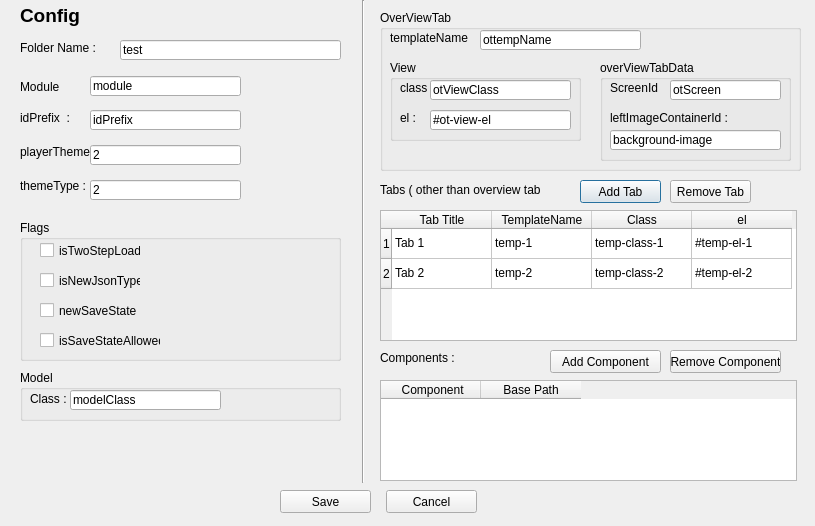
The window that newinteractivityform.ui (vihangpatel/WatchDog2) describes before a commit, drawn with Qt 5.
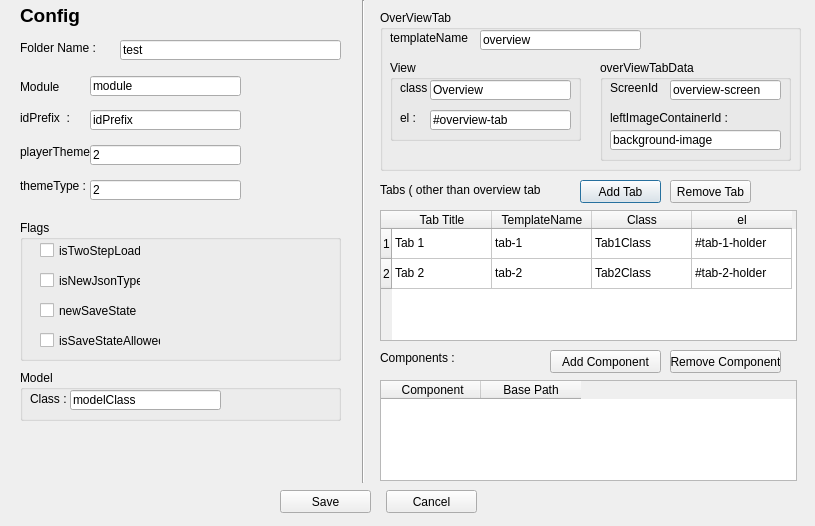
The same window after the commit.

Commit message: Change overview tab in-build values.

```diff
--- a/newinteractivityform.ui
+++ b/newinteractivityform.ui
@@ -237,7 +237,7 @@
      </rect>
     </property>
     <property name="text">
-     <string>ottempName</string>
+     <string>overview</string>
     </property>
    </widget>
    <widget class="QGroupBox" name="groupBox_4">
@@ -288,7 +288,7 @@
       </rect>
      </property>
      <property name="text">
-      <string>otViewClass</string>
+      <string>Overview</string>
      </property>
     </widget>
     <widget class="QLineEdit" name="overViewTabEL">
@@ -301,7 +301,7 @@
       </rect>
      </property>
      <property name="text">
-      <string>#ot-view-el</string>
+      <string>#overview-tab</string>
      </property>
     </widget>
    </widget>
@@ -340,7 +340,7 @@
       </rect>
      </property>
      <property name="text">
-      <string>otScreen</string>
+      <string>overview-screen</string>
      </property>
     </widget>
     <widget class="QLabel" name="label_11">
@@ -417,17 +417,17 @@
    </item>
    <item row="0" column="1">
     <property name="text">
-     <string>temp-1</string>
+     <string>tab-1</string>
     </property>
    </item>
    <item row="0" column="2">
     <property name="text">
-     <string>temp-class-1</string>
+     <string>Tab1Class</string>
     </property>
    </item>
    <item row="0" column="3">
     <property name="text">
-     <string>#temp-el-1</string>
+     <string>#tab-1-holder</string>
     </property>
    </item>
    <item row="1" column="0">
@@ -437,17 +437,17 @@
    </item>
    <item row="1" column="1">
     <property name="text">
-     <string>temp-2</string>
+     <string>tab-2</string>
     </property>
    </item>
    <item row="1" column="2">
     <property name="text">
-     <string>temp-class-2</string>
+     <string>Tab2Class</string>
     </property>
    </item>
    <item row="1" column="3">
     <property name="text">
-     <string>#temp-el-2</string>
+     <string>#tab-2-holder</string>
     </property>
    </item>
   </widget>
```
Left out of the diff: 3 changed lines with no effect on the pictures. The commit also changes 1 other file.
